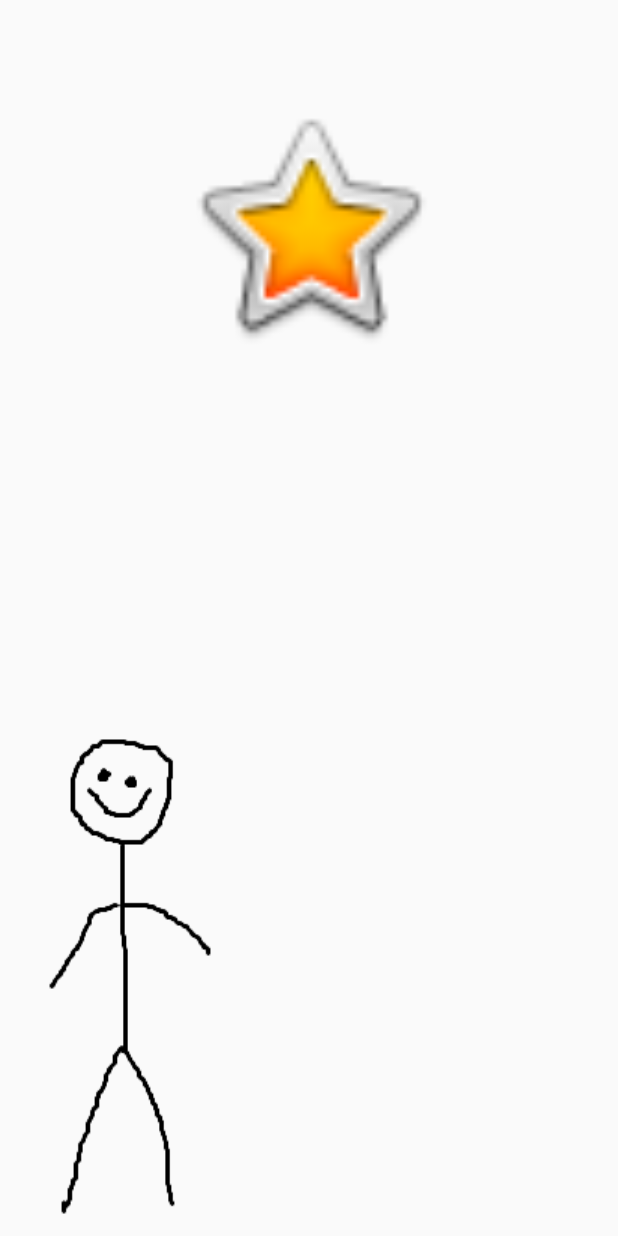
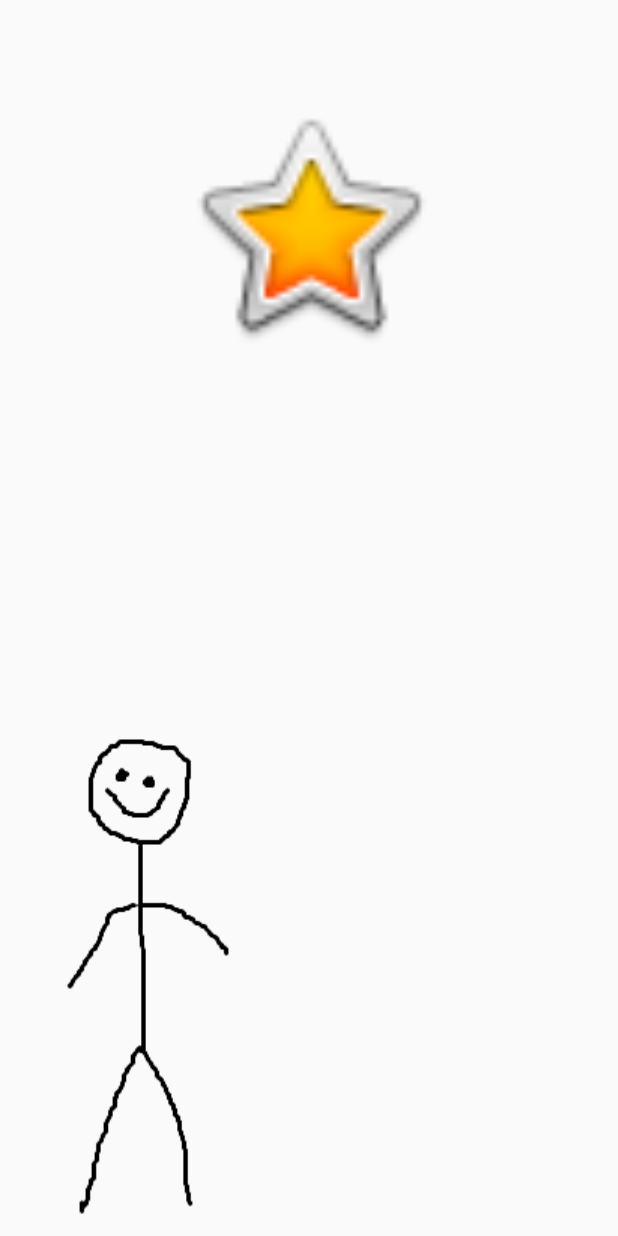
Before and after one commit to GUZLIKE/VladickBirthDay, an Android app: the SecondActivity screen opened directly, with no data from a screen before it, on a phone screen of 412 x 824 dp. Run offline under Robolectric (Android 15) with nearby library versions, the phone set to English and light mode, and no system bars.

Commit message:
FIX APP RESOLUTION

```diff
--- a/app/src/main/AndroidManifest.xml
+++ b/app/src/main/AndroidManifest.xml
@@ -25,6 +25,11 @@
         <activity
             android:name=".SecondActivity"
             android:exported="false"/>
+
+        <activity android:name=".ThirdActivity"
+                  android:exported="false" />
     </application>
 
+
+
 </manifest>
--- a/app/src/main/java/ru/guzlik/vladickbirthday/MainActivity.java
+++ b/app/src/main/java/ru/guzlik/vladickbirthday/MainActivity.java
@@ -34,7 +34,7 @@ public class MainActivity extends AppCompatActivity {
 
         text = (TextView) findViewById(R.id.text);
         creature = (ImageView) findViewById(R.id.debil);
-        frameLayout = (FrameLayout) findViewById(R.id.frame);
+        frameLayout = (FrameLayout) findViewById(R.id.layout);
 
 
 
--- a/app/src/main/java/ru/guzlik/vladickbirthday/SecondActivity.java
+++ b/app/src/main/java/ru/guzlik/vladickbirthday/SecondActivity.java
@@ -24,7 +24,7 @@ public class SecondActivity extends AppCompatActivity {
     EditText task;
 
 
-    private String[] textArray = {"Вот и ты на месте", "Перед тобой ты видишь 'Мысли вышего существа'", "Нажми на них и взломай"};
+    private String[] textArray = {"Вот мы и на месте", "Перед тобой 'Мысли вышего существа'", "Нажми на них и взломай"};
     private String[] textArrayTask = {"Я думал ты знаешь пароль", "Нужен другой способ взломать", "Попробуй вот это "};
     private int counter = -1;
     private int counterTask = -1;
@@ -98,6 +98,7 @@ public class SecondActivity extends AppCompatActivity {
 
                     } else {
                         text2.setText("ПОСОСИ");
+                        star.setVisibility(View.GONE);
                         password.setVisibility(View.GONE);
                         creature.setVisibility(View.GONE);
                         creatureSecond.setVisibility(View.VISIBLE);
@@ -155,10 +156,11 @@ public class SecondActivity extends AppCompatActivity {
                         text3.setText("ТЫ ЧЁ? ТЫ БЛЯТЬ НЕ МОЖЕШЬ СЛОЖИТЬ 2+2?. МИША ВСЁ ХУЙНЯ ДАВАЙ ПО НОВОЙ");
                     }
                     else {
-                        text3.setText("МОЛОДЕЦ! ТЫ ВЗЛОМАЛ ПЕНТАГОН НО НЕ МЫСЛИ ВЫСШЕГО СУЩЕСТВА!");
                         task.setVisibility(View.GONE);
+                        Intent intent = new Intent(SecondActivity.this, ThirdActivity.class);
+                        startActivity(intent);
+                    }
 
-                    }
                     return true;
                 } return false;
             }
--- a/app/src/main/res/layout/second_activity.xml
+++ b/app/src/main/res/layout/second_activity.xml
@@ -10,103 +10,98 @@
         android:id="@+id/debil2"
         android:layout_width="wrap_content"
         android:layout_height="wrap_content"
-        android:layout_marginStart="4dp"
-        android:layout_marginTop="476dp"
+        android:layout_marginStart="16dp"
+        android:layout_marginTop="476sp"
         app:layout_constraintBottom_toBottomOf="parent"
         app:layout_constraintStart_toStartOf="parent"
         app:layout_constraintTop_toTopOf="parent"
-        app:layout_constraintVertical_bias="0.822"
+        app:layout_constraintVertical_bias="0.991"
         app:srcCompat="@drawable/creature" />
 
     <ImageView
         android:id="@+id/debil3"
         android:layout_width="wrap_content"
         android:layout_height="wrap_content"
-        android:layout_marginEnd="206dp"
-        android:layout_marginBottom="326dp"
-        android:layout_marginStart="4dp"
-        android:layout_marginTop="476dp"
-        app:layout_constraintBottom_toBottomOf="parent"
+        android:layout_marginStart="16dp"
+        android:layout_marginTop="812dp"
         app:layout_constraintStart_toStartOf="parent"
         app:layout_constraintTop_toTopOf="parent"
-        app:layout_constraintVertical_bias="0.0"
         app:srcCompat="@drawable/creature" />
 
     <TextView
         android:id="@+id/text2"
-        android:layout_width="265dp"
-        android:layout_height="61dp"
-        android:layout_marginStart="171dp"
-        android:layout_marginEnd="182dp"
-        android:layout_marginBottom="248dp"
+        android:layout_width="308dp"
+        android:layout_height="114dp"
+        android:layout_marginTop="426dp"
+        android:layout_marginBottom="361dp"
         android:text=""
         app:layout_constraintBottom_toBottomOf="parent"
         app:layout_constraintEnd_toEndOf="parent"
-        app:layout_constraintHorizontal_bias="0.198"
+        app:layout_constraintHorizontal_bias="0.374"
         app:layout_constraintStart_toStartOf="parent"
         app:layout_constraintTop_toTopOf="parent"
-        app:layout_constraintVertical_bias="0.778" />
+        app:layout_constraintVertical_bias="0.512" />
 
     <TextView
         android:id="@+id/text3"
-        android:layout_width="265dp"
-        android:layout_height="61dp"
-        android:layout_marginStart="171dp"
-        android:layout_marginEnd="182dp"
-        android:layout_marginBottom="248dp"
+        android:layout_width="276dp"
+        android:layout_height="100dp"
+        android:layout_marginStart="165dp"
+        android:layout_marginTop="426dp"
+        android:layout_marginEnd="164dp"
+        android:layout_marginBottom="357dp"
         android:text=""
         app:layout_constraintBottom_toBottomOf="parent"
         app:layout_constraintEnd_toEndOf="parent"
-        app:layout_constraintHorizontal_bias="0.198"
+        app:layout_constraintHorizontal_bias="1.0"
         app:layout_constraintStart_toStartOf="parent"
         app:layout_constraintTop_toTopOf="parent"
-        app:layout_constraintVertical_bias="0.778" />
+        app:layout_constraintVertical_bias="0.478" />
 
     <ImageView
         android:id="@+id/star"
-        android:layout_width="177dp"
-        android:layout_height="197dp"
-        android:layout_marginStart="117dp"
-        android:layout_marginTop="42dp"
-        android:layout_marginEnd="117dp"
-        android:layout_marginBottom="492dp"
+        android:layout_width="177sp"
+        android:layout_height="197sp"
+        android:layout_marginStart="117sp"
+        android:layout_marginTop="42sp"
+        android:layout_marginEnd="117sp"
+        android:layout_marginBottom="492sp"
         app:layout_constraintBottom_toBottomOf="parent"
         app:layout_constraintEnd_toEndOf="parent"
-        app:layout_constraintHorizontal_bias="0.0"
+        app:layout_constraintHorizontal_bias="0.49"
         app:layout_constraintStart_toStartOf="parent"
         app:layout_constraintTop_toTopOf="parent"
-        app:layout_constraintVertical_bias="0.108"
+        app:layout_constraintVertical_bias="0.106"
         app:srcCompat="@android:drawable/btn_star_big_on" />
 
     <EditText
         android:id="@+id/password"
         android:layout_width="wrap_content"
         android:layout_height="wrap_content"
-        android:layout_marginStart="100dp"
-        android:layout_marginEnd="101dp"
+        android:layout_marginStart="100sp"
+        android:layout_marginEnd="101sp"
         android:ems="10"
         android:hint="Введите пароль:"
         android:inputType="textPersonName"
         android:text=""
         app:layout_constraintBottom_toBottomOf="parent"
         app:layout_constraintEnd_toEndOf="parent"
-        app:layout_constraintHorizontal_bias="1.0"
+        app:layout_constraintHorizontal_bias="0.341"
         app:layout_constraintStart_toStartOf="parent"
         app:layout_constraintTop_toTopOf="parent"
-        app:layout_constraintVertical_bias="0.475" />
+        app:layout_constraintVertical_bias="0.399" />
 
     <EditText
         android:id="@+id/task"
         android:layout_width="wrap_content"
         android:layout_height="wrap_content"
-        android:layout_marginStart="100dp"
-        android:layout_marginTop="356dp"
+        android:layout_marginStart="144dp"
+        android:layout_marginTop="376dp"
         android:ems="10"
+        android:hint="2 + 2 = ?:"
         android:inputType="number"
-        android:hint="2 + 2 = ?:"
         android:text=""
         app:layout_constraintStart_toStartOf="parent"
-        app:layout_constraintTop_toTopOf="parent"
-        app:layout_constraintVertical_bias="0.43" />
+        app:layout_constraintTop_toTopOf="parent" />
 
 </androidx.constraintlayout.widget.ConstraintLayout>
```
Also changed, not shown: app/src/main/res/layout/activity_main.xml (+26 -27 lines).
